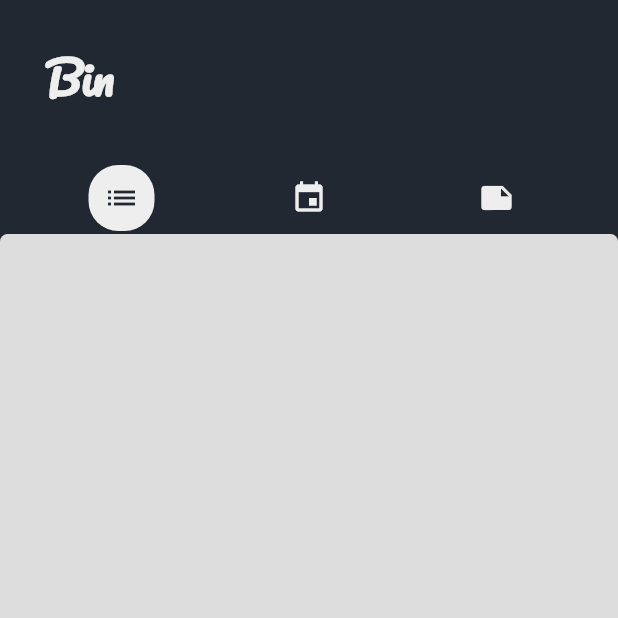
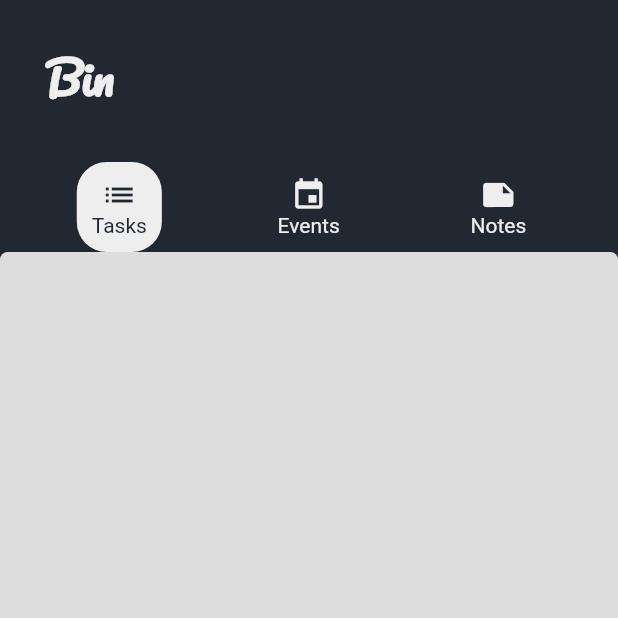
Before and after one commit to Abderraouf99/Assistant, a Flutter app: the BinScreen screen opened by its route, on a phone screen of 412 x 824 dp, the top half of it. Run offline on Flutter 3.47's test engine with Material 2 defaults, Android fonts, the phone set to English and light mode, and no system bars; our stand-ins replace adaptive_dialog, animated_text_kit, cloud_firestore, firebase_auth, firebase_core, flutter_local_notifications and 2 more; accounts and stored records are empty.

Commit message:
minor bug fixes

```diff
--- a/lib/Screens/ArchiveScreen.dart
+++ b/lib/Screens/ArchiveScreen.dart
@@ -41,6 +41,7 @@ class _ArchiveScreenState extends State<ArchiveScreen> {
                 mainAxisAlignment: MainAxisAlignment.spaceEvenly,
                 children: [
                   TopBarSelectors(
+                    title: 'Tasks',
                     iconData: Icons.list,
                     colorCondition: (page == 0),
                     onPressed: () {
@@ -50,6 +51,7 @@ class _ArchiveScreenState extends State<ArchiveScreen> {
                     },
                   ),
                   TopBarSelectors(
+                    title: 'Events',
                     iconData: Icons.event,
                     colorCondition: (page == 1),
                     onPressed: () {
@@ -59,6 +61,7 @@ class _ArchiveScreenState extends State<ArchiveScreen> {
                     },
                   ),
                   TopBarSelectors(
+                    title: 'Notes',
                     iconData: Icons.note,
                     colorCondition: (page == 2),
                     onPressed: () {
--- a/lib/Screens/BinScreen.dart
+++ b/lib/Screens/BinScreen.dart
@@ -43,6 +43,7 @@ class _BinScreenState extends State<BinScreen> {
                 mainAxisAlignment: MainAxisAlignment.spaceEvenly,
                 children: [
                   TopBarSelectors(
+                    title: 'Tasks',
                     iconData: Icons.list,
                     colorCondition: (page == 0),
                     onPressed: () {
@@ -52,6 +53,7 @@ class _BinScreenState extends State<BinScreen> {
                     },
                   ),
                   TopBarSelectors(
+                    title: 'Events',
                     iconData: Icons.event,
                     colorCondition: (page == 1),
                     onPressed: () {
@@ -61,6 +63,7 @@ class _BinScreenState extends State<BinScreen> {
                     },
                   ),
                   TopBarSelectors(
+                    title: 'Notes',
                     iconData: Icons.note,
                     colorCondition: (page == 2),
                     onPressed: () {
--- a/lib/Screens/loginScreen.dart
+++ b/lib/Screens/loginScreen.dart
@@ -106,6 +106,9 @@ class LoginScreen extends StatelessWidget {
                               context, TasksScreen.taskScreenId);
                         }
                       } on FirebaseAuthException catch (e) {
+                        Provider.of<FirebaseController>(context,
+                            listen: false)
+                            .toggleIsLoading();
                         print(e.code);
                         if (e.code == 'user-not-found') {
                           await showOkAlertDialog(
@@ -195,6 +198,9 @@ class LoginScreen extends StatelessWidget {
                               context, TasksScreen.taskScreenId);
                         }
                       } on FirebaseAuthException catch (e) {
+                        Provider.of<FirebaseController>(context,
+                            listen: false)
+                            .toggleIsLoading();
                         print(e.code);
                       }
                     },
--- a/lib/Widgets/EventsLists/EventsList.dart
+++ b/lib/Widgets/EventsLists/EventsList.dart
@@ -57,8 +57,8 @@ class EventsList extends StatelessWidget {
                 } else {
                   decision = await _showAlertDialog(
                     context,
-                    title: 'Event archived',
-                    message: 'Archived events will be moved to the archive tab',
+                    title: 'Event completed',
+                    message: 'Completed events will be moved to the archive tab',
                   );
                 }
 
--- a/lib/Widgets/TopBarSelectors.dart
+++ b/lib/Widgets/TopBarSelectors.dart
@@ -1,12 +1,15 @@
 import 'package:flutter/material.dart';
+
 class TopBarSelectors extends StatelessWidget {
   final Function onPressed;
   final bool colorCondition;
   final IconData iconData;
+  final String title;
   TopBarSelectors(
       {@required this.onPressed,
-        @required this.colorCondition,
-        @required this.iconData});
+      @required this.colorCondition,
+      @required this.iconData,
+      @required this.title});
   @override
   Widget build(BuildContext context) {
     return FlatButton(
@@ -16,12 +19,22 @@ class TopBarSelectors extends StatelessWidget {
         padding: EdgeInsets.all(10),
         decoration: colorCondition
             ? BoxDecoration(
-            color: Color(0xffEEEEEE),
-            borderRadius: BorderRadius.circular(20))
+                color: Color(0xffEEEEEE),
+                borderRadius: BorderRadius.circular(20))
             : null,
-        child: Icon(
-          iconData,
-          color: colorCondition ? Color(0xff222831) : Color(0xffEEEEEE),
+        child: Column(
+          children: [
+            Icon(
+              iconData,
+              color: colorCondition ? Color(0xff222831) : Color(0xffEEEEEE),
+            ),
+            Text(
+              title,
+              style: TextStyle(
+                color: colorCondition ? Color(0xff222831) : Color(0xffEEEEEE),
+              ),
+            ),
+          ],
         ),
       ),
     );
```
Also changed, not shown: 1 other file.
